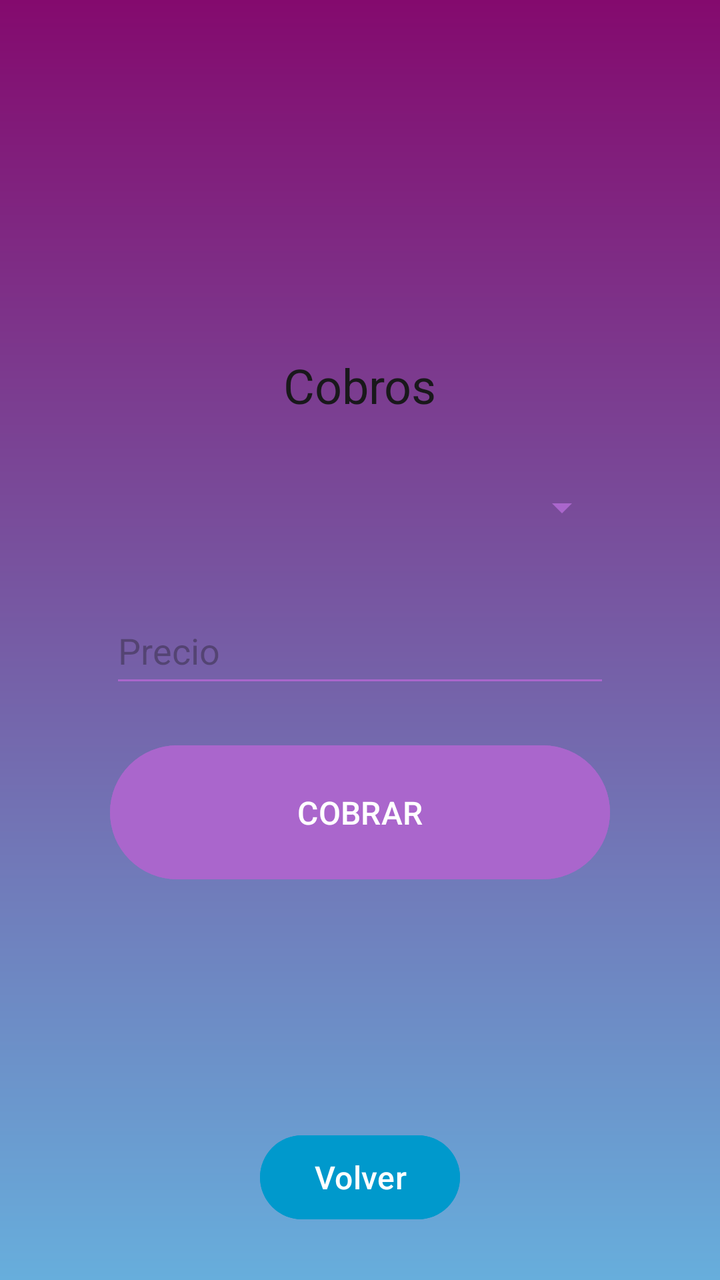
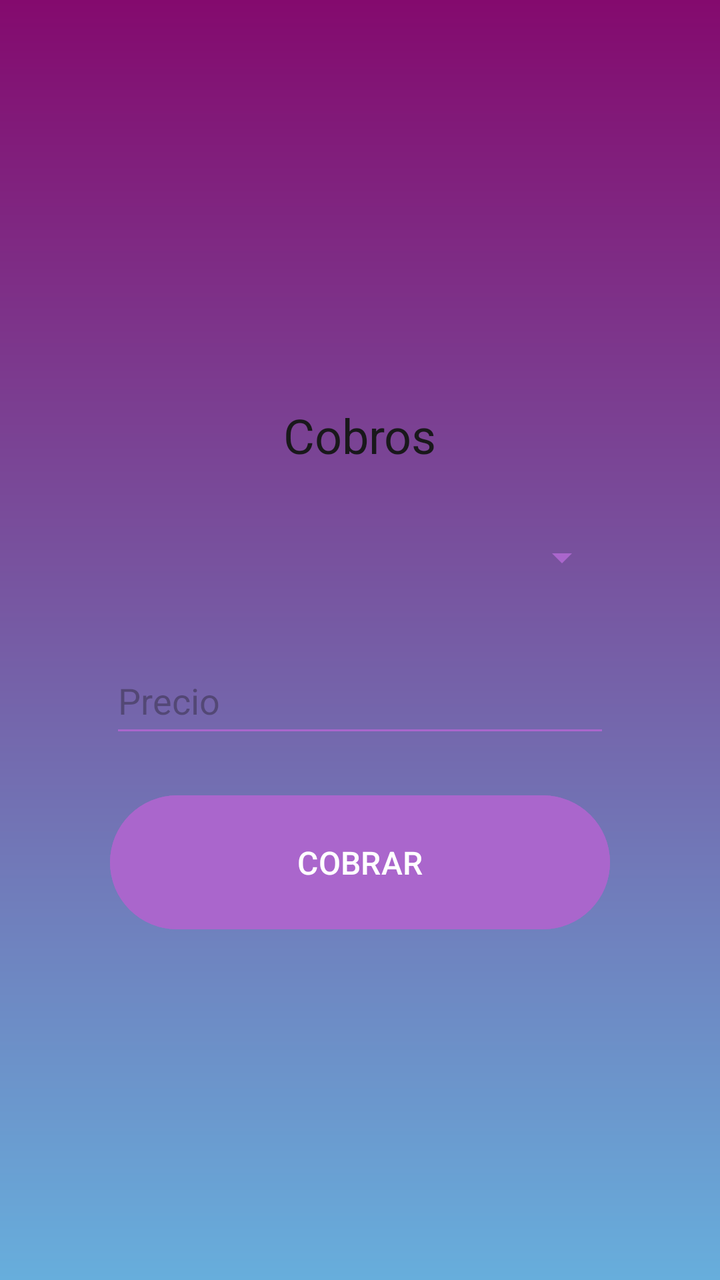

Two renders of the same Android screen: before a commit and after it. Below are the layout's source before the change and the commit's diff.
<!-- AndroidManifest.xml: application theme Theme.ClubDeportivo -->
<!-- res/layout/activity_payments.xml -->
<?xml version="1.0" encoding="utf-8"?>
<LinearLayout xmlns:android="http://schemas.android.com/apk/res/android"
    android:layout_width="match_parent"
    android:layout_height="match_parent"
    android:orientation="vertical"
    android:background="@drawable/gradient_background"
    android:gravity="center"
    android:padding="16dp">

    <TextView
        android:layout_width="wrap_content"
        android:layout_height="wrap_content"
        android:text="Cobros"
        android:textColor="#19181B"
        android:textSize="24sp"
        android:layout_marginTop="150dp"
        android:layout_marginBottom="20dp"/>

    <Spinner
        android:id="@+id/spinnerServicio"
        android:layout_width="250dp"
        android:layout_height="50dp"
        android:hint="Servicio..."
        android:backgroundTint="@android:color/holo_purple"
        android:layout_marginBottom="20dp"/>

    <EditText
        android:id="@+id/editTextPrecio"
        android:layout_width="250dp"
        android:layout_height="50dp"
        android:hint="Precio"
        android:inputType="numberDecimal"
        android:backgroundTint="@android:color/holo_purple"
        android:layout_marginBottom="20dp"/>

    <Button
        android:id="@+id/btnCobrar"
        android:layout_width="250dp"
        android:layout_height="75dp"
        android:text="COBRAR"
        android:textColor="#FFFFFF"
        android:textSize="16sp"
        android:backgroundTint="@android:color/holo_purple"
        android:layout_marginBottom="120dp"/>

    <Button
        android:id="@+id/btnVolver"
        android:layout_width="100dp"
        android:layout_height="50dp"
        android:text="Volver"
        android:textColor="#FFFFFF"
        android:textSize="16sp"
        android:backgroundTint="@android:color/holo_blue_dark"/>

</LinearLayout>
<!-- resources referenced by this layout -->
<resources>
  <!-- drawable gradient_background (drawable) -->
  <?xml version="1.0" encoding="utf-8"?>
  <layer-list xmlns:android="http://schemas.android.com/apk/res/android">
      <item>
          
          <shape>
              <gradient
                  android:angle="90"
                  android:startColor="#67AEDC"
                  android:centerColor="#765CA5"
                  android:endColor="#840A6E"
                  android:type="linear" />
          </shape>
      </item>
  </layer-list>
  <style name="Theme.ClubDeportivo" parent="Base.Theme.ClubDeportivo" />
  <style name="Base.Theme.ClubDeportivo" parent="Theme.Material3.DayNight.NoActionBar">
          
          
      </style>
</resources>

<!-- the commit's change to res/layout/activity_payments.xml (unified diff, before → after) -->
@@ -43,13 +43,4 @@
         android:backgroundTint="@android:color/holo_purple"
         android:layout_marginBottom="120dp"/>
 
-    <Button
-        android:id="@+id/btnVolver"
-        android:layout_width="100dp"
-        android:layout_height="50dp"
-        android:text="Volver"
-        android:textColor="#FFFFFF"
-        android:textSize="16sp"
-        android:backgroundTint="@android:color/holo_blue_dark"/>
-
 </LinearLayout>
